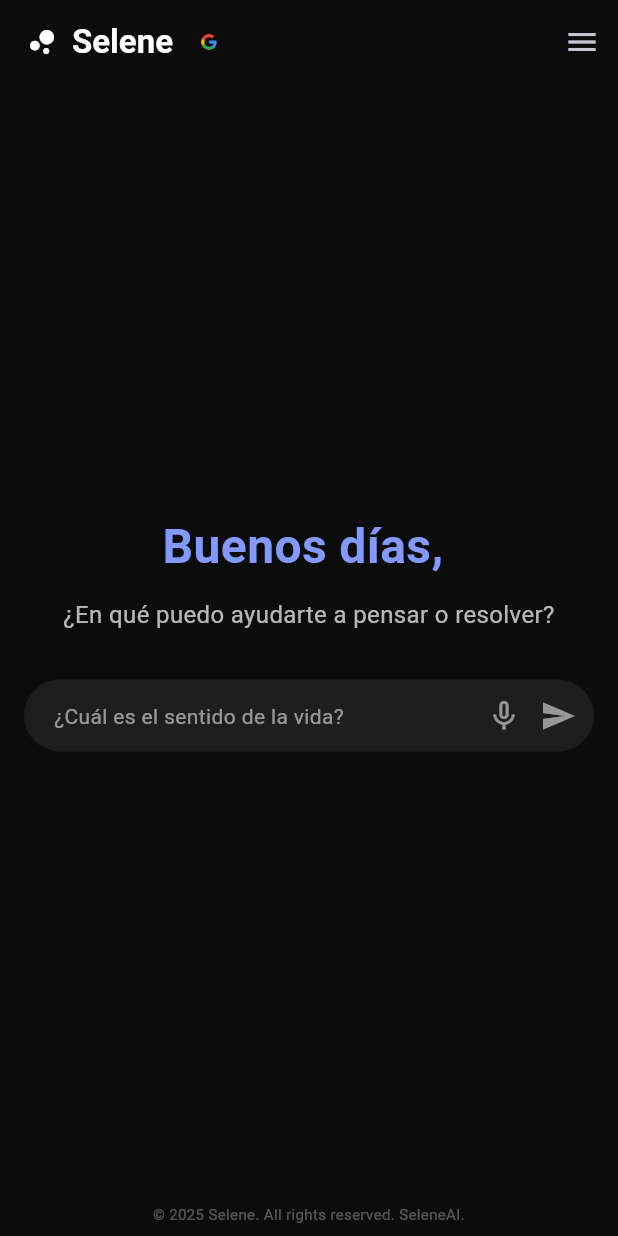
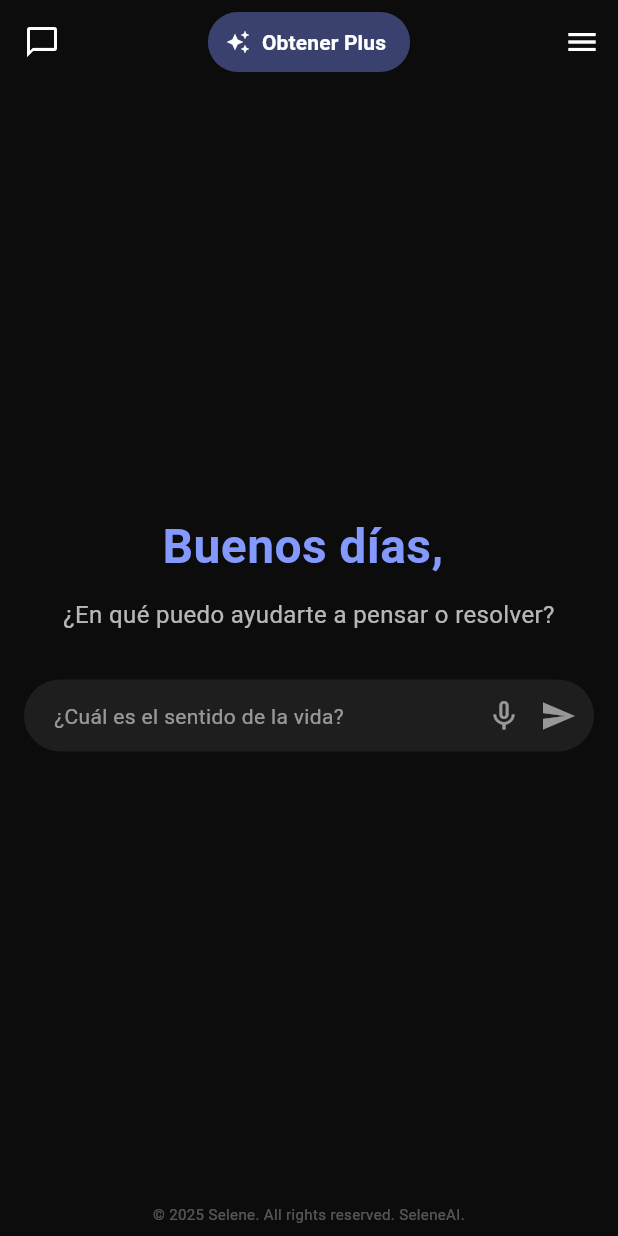
Before and after one commit to SluiooktueSvg/seleneai, a Flutter app: the screen it shows once a user with an empty profile is signed in, on a phone screen of 412 x 824 dp. Run offline on Flutter 3.47's test engine with Material 3 defaults, Android fonts, the phone set to English and light mode, and no system bars; our stand-ins replace firebase_auth, firebase_core, flutter_dotenv, flutter_tts, google_generative_ai, google_sign_in and 2 more; accounts and stored records are empty.

Commit message:
91 commit color black appbar

```diff
--- a/lib/screens/chat_screen.dart
+++ b/lib/screens/chat_screen.dart
@@ -257,30 +257,31 @@ class _ChatScreenState extends State<ChatScreen> with TickerProviderStateMixin {
     final apiKey = dotenv.env['GEMINI_API_KEY']!;
 
     return Scaffold(
-      backgroundColor: const Color(0xFF0C0C0C), // 👈 agrégalo aquí
+      backgroundColor: const Color(0xFF0C0C0C),
       appBar: AppBar(
         backgroundColor: const Color(0xFF0C0C0C),
         elevation: 0,
-        title: Row(
-          mainAxisSize: MainAxisSize.min,
-          children: [
-            const Icon(Icons.bubble_chart, color: Colors.white),
-            const SizedBox(width: 8),
-            const Text(
-              'Selene',
-              style: TextStyle(
-                  color: Colors.white,
-                  fontSize: 22,
-                  fontWeight: FontWeight.bold),
-            ),
-            const SizedBox(width: 16),
-            Image.asset('assets/images/google_logo.png', height: 16.0),
-          ],
+        leading: IconButton(
+          icon: const Icon(Icons.chat_bubble_outline, color: Colors.white),
+          onPressed: () {},
         ),
+        title: TextButton.icon(
+          onPressed: () {},
+          style: TextButton.styleFrom(
+            backgroundColor: const Color(0xFF3A416F),
+            shape: const StadiumBorder(),
+          ),
+          icon: const Icon(Icons.auto_awesome, size: 16, color: Colors.white),
+          label: const Text(
+            'Obtener Plus',
+            style: TextStyle(color: Colors.white, fontWeight: FontWeight.bold),
+          ),
+        ),
+        centerTitle: true,
         actions: [
           Builder(
             builder: (context) => IconButton(
-              icon: const Icon(Icons.menu),
+              icon: const Icon(Icons.menu, color: Colors.white),
               onPressed: () => Scaffold.of(context).openEndDrawer(),
             ),
           ),
@@ -288,7 +289,7 @@ class _ChatScreenState extends State<ChatScreen> with TickerProviderStateMixin {
       ),
       endDrawer: Drawer(
         child: Container(
-          color: const Color(0xFF0C0C0C),
+          color: const Color(0xFF1E1E1E),
           child: ListView(
             padding: EdgeInsets.zero,
             children: [
```
